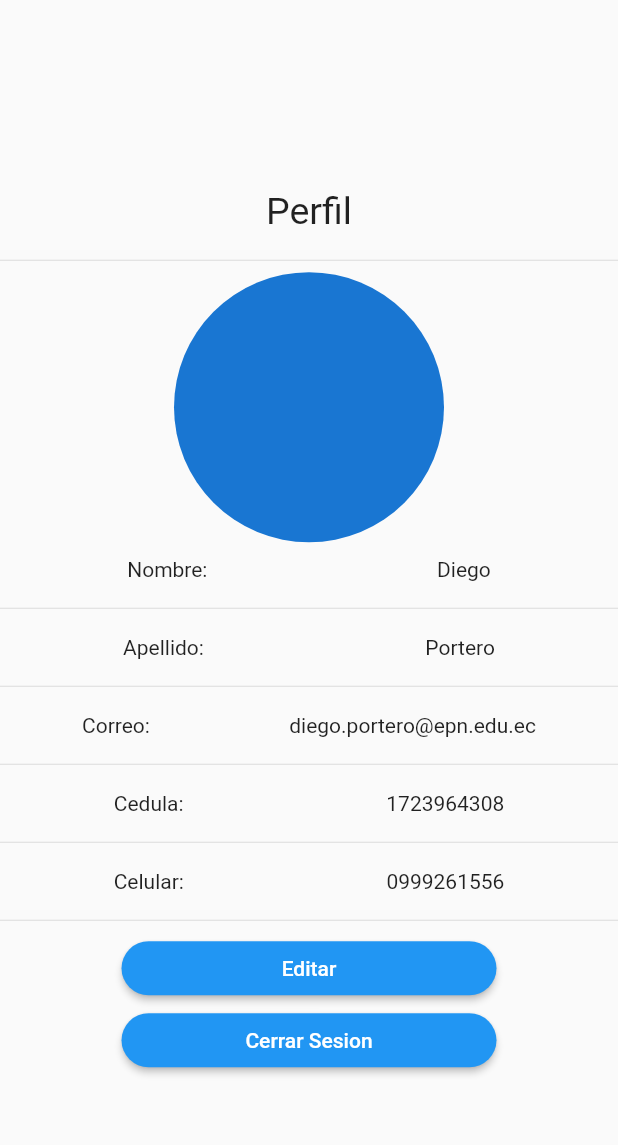
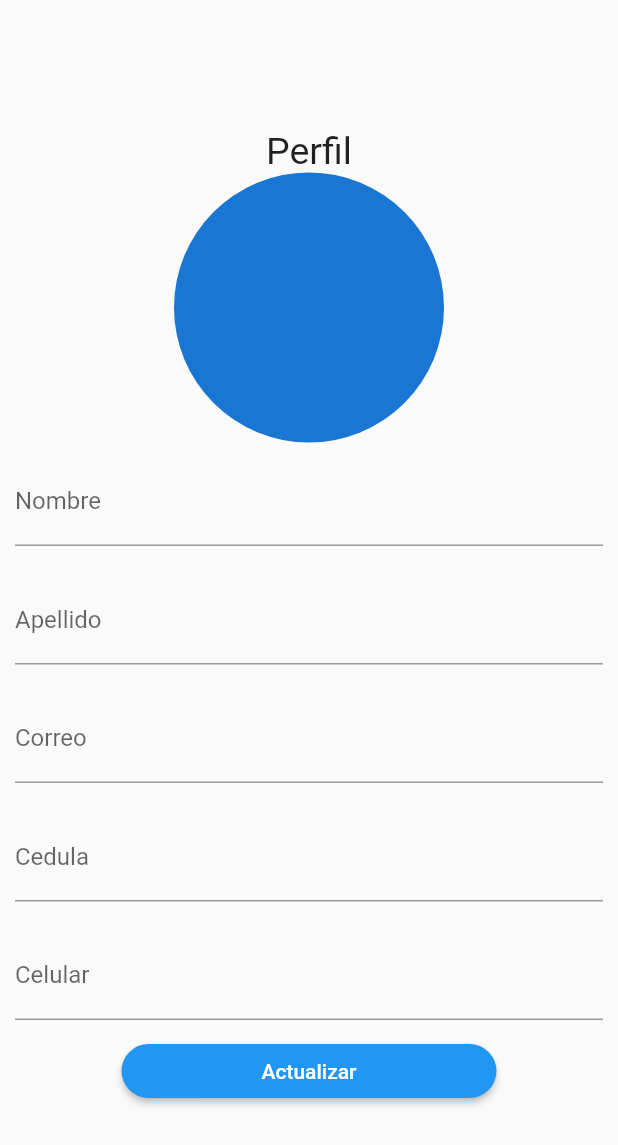
Before and after one commit to Diego2525e/Planes-de-Negocio, a Flutter app: the Profile widget shown alone on an empty page, opened directly, after a tap on "Editar", on a phone screen of 412 x 824 dp. Shown: the top 1145 px of the screen. Run offline on Flutter 3.47's test engine with Material 2 defaults, Android fonts, the phone set to English and light mode, and no system bars; our stand-ins replace shared_preferences; accounts and stored records are empty.

```diff
--- a/lib/pages/profile.dart
+++ b/lib/pages/profile.dart
@@ -1,4 +1,5 @@
 import 'package:flutter/material.dart';
+import 'package:planes_app/pages/profile_edit.dart';
 
 class Profile extends StatelessWidget {
   @override
@@ -15,9 +16,7 @@ class Profile extends StatelessWidget {
             style: TextStyle(fontSize: 25),
           ),
         ),
-        Divider(),
         CircleAvatar(
-          // backgroundImage: ExactAssetImage('assets/user.jpg'),
           minRadius: 30,
           maxRadius: 90,
         ),
@@ -78,7 +77,8 @@ class Profile extends StatelessWidget {
             shape: RoundedRectangleBorder(
                 borderRadius: BorderRadius.circular(20.0)),
             child: Text("Editar"),
-            onPressed: () {},
+            onPressed: () =>
+                    Navigator.push(context, MaterialPageRoute(builder: (context) => ProfileEdit())),
             color: Colors.blue,
             textColor: Colors.white,
             padding: EdgeInsets.fromLTRB(10, 10, 10, 10),
--- /dev/null
+++ b/lib/pages/profile_edit.dart
@@ -0,0 +1,70 @@
+import 'package:flutter/material.dart';
+
+class ProfileEdit extends StatelessWidget {
+  @override
+  Widget build(BuildContext context) {
+    return MaterialApp(
+        home: Scaffold(
+            body: Center(
+                child: SingleChildScrollView(
+                    child: Column(
+      children: <Widget>[
+        Container(
+          child: Text(
+            'Perfil',
+            style: TextStyle(fontSize: 25),
+          ),
+        ),
+        CircleAvatar(
+          minRadius: 30,
+          maxRadius: 90,
+        ),
+        Container(
+            padding: EdgeInsets.all(10.0),
+            child: TextField(
+              decoration: InputDecoration(labelText: 'Nombre'),
+            )),
+        Container(
+            padding: EdgeInsets.all(10.0),
+            child:
+                TextField(
+                  decoration: InputDecoration(labelText: 'Apellido'),
+                ),
+            ),
+        Container(
+          padding: EdgeInsets.all(10.0),
+          child: TextField(
+            decoration: InputDecoration(labelText: 'Correo'),
+          ),
+        ),
+        Container(
+          padding: EdgeInsets.all(10.0),
+          child: TextField(
+            decoration: InputDecoration(labelText: 'Cedula'),
+          ),
+        ),
+        Container(
+          padding: EdgeInsets.all(10.0),
+          child: TextField(
+            decoration: InputDecoration(labelText: 'Celular'),
+          ),
+        ),
+        ButtonTheme(
+          minWidth: 250.0,
+          child: RaisedButton(
+            shape: RoundedRectangleBorder(
+                borderRadius: BorderRadius.circular(20.0)),
+            child: Text("Actualizar"),
+            onPressed: () {
+              Navigator.pop(context);
+            },
+            color: Colors.blue,
+            textColor: Colors.white,
+            padding: EdgeInsets.fromLTRB(10, 10, 10, 10),
+            splashColor: Colors.blue[50],
+          ),
+        ),
+      ],
+    )))));
+  }
+}
--- /dev/null
+++ b/lib/preferencias_usuario/preferencias_usuario.dart
@@ -0,0 +1,38 @@
+import 'package:shared_preferences/shared_preferences.dart';
+
+class PreferenciasUsuario {
+
+  static final PreferenciasUsuario _instancia = new PreferenciasUsuario._internal();
+
+  factory PreferenciasUsuario() {
+    return _instancia;
+  }
+
+  PreferenciasUsuario._internal();
+
+  SharedPreferences _prefs;
+
+  initPrefs() async {
+    this._prefs = await SharedPreferences.getInstance();
+  }
+
+  // GET y SET del nombre
+  get token {
+    return _prefs.getString('token') ?? '';
+  }
+
+  set token( String value ) {
+    _prefs.setString('token', value);
+  }
+
+
+  // GET y SET de la última página
+  get ultimaPagina {
+    return _prefs.getString('ultimaPagina') ?? 'login';
+  }
+
+  set ultimaPagina( String value ) {
+    _prefs.setString('ultimaPagina', value);
+  }
+
+}
--- a/pubspec.yaml
+++ b/pubspec.yaml
@@ -24,6 +24,9 @@ dependencies:
   # Use with the CupertinoIcons class for iOS style icons.
   cupertino_icons: ^0.1.2
   page_transition: "^1.1.5"
+  http: ^0.12.0+2
+  shared_preferences:
+
 
 dev_dependencies:
   flutter_test:
```
Also changed, not shown: lib/main.dart (+9 -3 lines), lib/pages/app.dart (+1 -6 lines), lib/pages/login.dart (+54 -20 lines), lib/pages/register.dart (+73 -20 lines), lib/providers/userProvider.dart (added, +46 -0 lines), assets/boy.svg (deleted), pubspec.lock.
